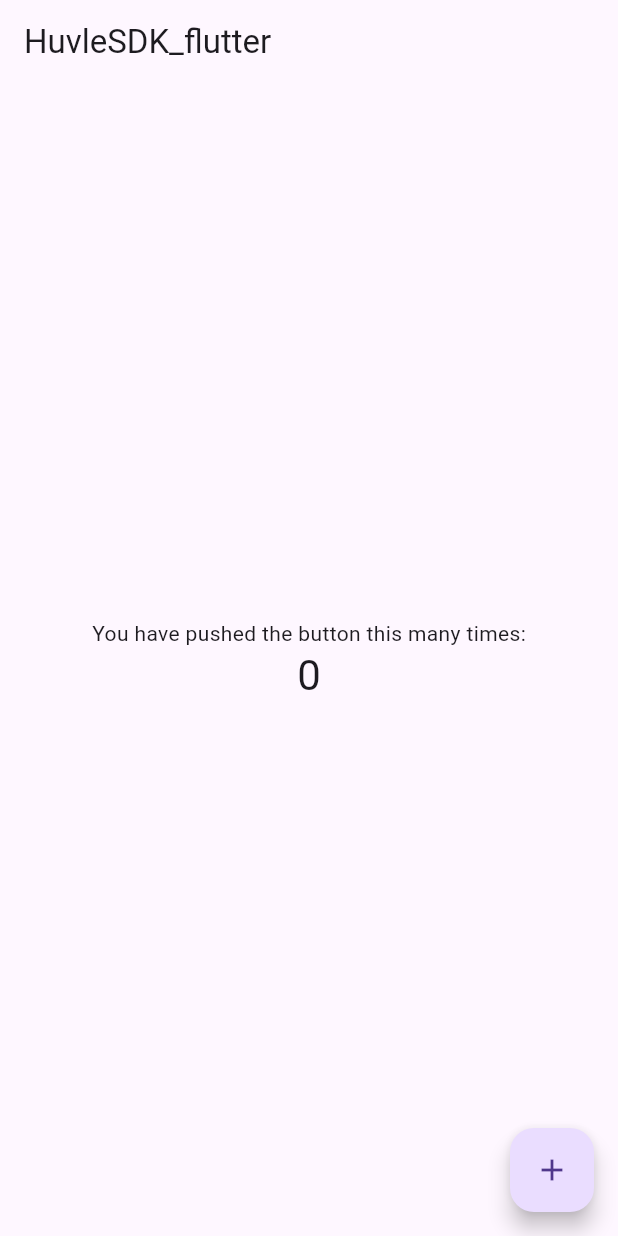
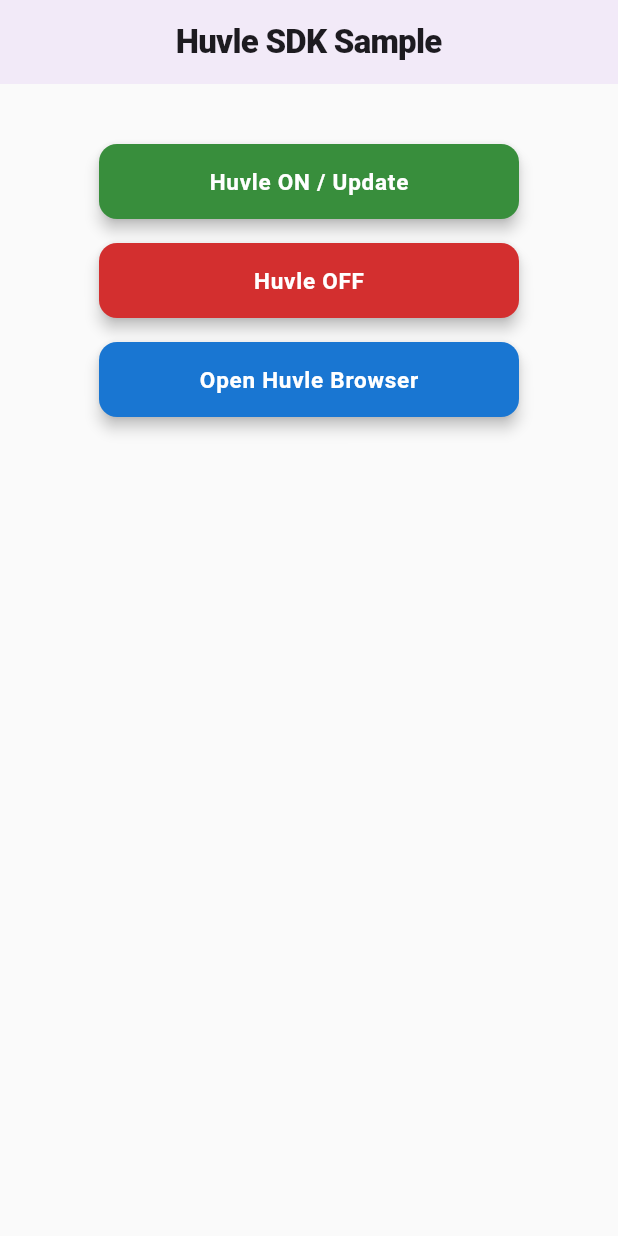
Before and after one commit to Huvle-Ad/HuvleView_SDK_KR, a Flutter app: the screen it shows after launch, on a phone screen of 412 x 824 dp. Run offline on Flutter 3.47's test engine with Material 3 defaults, Android fonts, the phone set to English and light mode, and no system bars.

Commit message:
RN, flutter v6.3.0.1 update

```diff
--- a/huvleflutter/lib/main.dart
+++ b/huvleflutter/lib/main.dart
@@ -1,4 +1,5 @@
 import 'package:flutter/material.dart';
+import 'package:flutter/services.dart';
 
 void main() {
   runApp(const MyApp());
@@ -7,109 +8,95 @@ void main() {
 class MyApp extends StatelessWidget {
   const MyApp({Key? key}) : super(key: key);
 
-  // This widget is the root of your application.
   @override
   Widget build(BuildContext context) {
     return MaterialApp(
-      title: 'Flutter Demo',
-      theme: ThemeData(
-        // This is the theme of your application.
-        //
-        // Try running your application with "flutter run". You'll see the
-        // application has a blue toolbar. Then, without quitting the app, try
-        // changing the primarySwatch below to Colors.green and then invoke
-        // "hot reload" (press "r" in the console where you ran "flutter run",
-        // or simply save your changes to "hot reload" in a Flutter IDE).
-        // Notice that the counter didn't reset back to zero; the application
-        // is not restarted.
-        primarySwatch: Colors.blue,
-      ),
-      home: const MyHomePage(title: 'HuvleSDK_flutter'),
+      title: 'HuvleSDK Flutter',
+      theme: ThemeData(primarySwatch: Colors.blue),
+      home: const HuvleSamplePage(),
     );
   }
 }
 
-class MyHomePage extends StatefulWidget {
-  const MyHomePage({Key? key, required this.title}) : super(key: key);
+class HuvleSamplePage extends StatelessWidget {
+  const HuvleSamplePage({Key? key}) : super(key: key);
 
-  // This widget is the home page of your application. It is stateful, meaning
-  // that it has a State object (defined below) that contains fields that affect
-  // how it looks.
+  static const _channel = MethodChannel('com.huvle.sdk/huvle');
 
-  // This class is the configuration for the state. It holds the values (in this
-  // case the title) provided by the parent (in this case the App widget) and
-  // used by the build method of the State. Fields in a Widget subclass are
-  // always marked "final".
+  void _onHuvleOn() {
+    _channel.invokeMethod('notiUpdate');
+  }
 
-  final String title;
+  void _onHuvleOff() {
+    _channel.invokeMethod('notiCancel');
+  }
 
-  @override
-  State<MyHomePage> createState() => _MyHomePageState();
-}
-
-class _MyHomePageState extends State<MyHomePage> {
-  int _counter = 0;
-
-  void _incrementCounter() {
-    setState(() {
-      // This call to setState tells the Flutter framework that something has
-      // changed in this State, which causes it to rerun the build method below
-      // so that the display can reflect the updated values. If we changed
-      // _counter without calling setState(), then the build method would not be
-      // called again, and so nothing would appear to happen.
-      _counter++;
-    });
+  void _onOpenBrowser() {
+    _channel.invokeMethod('openBrowser');
   }
 
   @override
   Widget build(BuildContext context) {
-    // This method is rerun every time setState is called, for instance as done
-    // by the _incrementCounter method above.
-    //
-    // The Flutter framework has been optimized to make rerunning build methods
-    // fast, so that you can just rebuild anything that needs updating rather
-    // than having to individually change instances of widgets.
     return Scaffold(
+      backgroundColor: const Color(0xFFFAFAFA),
       appBar: AppBar(
-        // Here we take the value from the MyHomePage object that was created by
-        // the App.build method, and use it to set our appbar title.
-        title: Text(widget.title),
+        title: const Text(
+          'Huvle SDK Sample',
+          style: TextStyle(fontWeight: FontWeight.w800, letterSpacing: -0.5),
+        ),
+        centerTitle: true,
+        elevation: 3,
       ),
       body: Center(
-        // Center is a layout widget. It takes a single child and positions it
-        // in the middle of the parent.
-        child: Column(
-          // Column is also a layout widget. It takes a list of children and
-          // arranges them vertically. By default, it sizes itself to fit its
-          // children horizontally, and tries to be as tall as its parent.
-          //
-          // Invoke "debug painting" (press "p" in the console, choose the
-          // "Toggle Debug Paint" action from the Flutter Inspector in Android
-          // Studio, or the "Toggle Debug Paint" command in Visual Studio Code)
-          // to see the wireframe for each widget.
-          //
-          // Column has various properties to control how it sizes itself and
-          // how it positions its children. Here we use mainAxisAlignment to
-          // center the children vertically; the main axis here is the vertical
-          // axis because Columns are vertical (the cross axis would be
-          // horizontal).
-          mainAxisAlignment: MainAxisAlignment.center,
-          children: <Widget>[
-            const Text(
-              'You have pushed the button this many times:',
-            ),
-            Text(
-              '$_counter',
-              style: Theme.of(context).textTheme.headlineMedium,
-            ),
-          ],
+        child: Padding(
+          padding: const EdgeInsets.only(top: 40),
+          child: Column(
+            children: [
+              _buildButton(
+                label: 'Huvle ON / Update',
+                color: const Color(0xFF388E3C),
+                onPressed: _onHuvleOn,
+              ),
+              const SizedBox(height: 16),
+              _buildButton(
+                label: 'Huvle OFF',
+                color: const Color(0xFFD32F2F),
+                onPressed: _onHuvleOff,
+              ),
+              const SizedBox(height: 16),
+              _buildButton(
+                label: 'Open Huvle Browser',
+                color: const Color(0xFF1976D2),
+                onPressed: _onOpenBrowser,
+              ),
+            ],
+          ),
         ),
       ),
-      floatingActionButton: FloatingActionButton(
-        onPressed: _incrementCounter,
-        tooltip: 'Increment',
-        child: const Icon(Icons.add),
-      ), // This trailing comma makes auto-formatting nicer for build methods.
+    );
+  }
+
+  Widget _buildButton({
+    required String label,
+    required Color color,
+    required VoidCallback onPressed,
+  }) {
+    return SizedBox(
+      width: 280,
+      height: 50,
+      child: ElevatedButton(
+        onPressed: onPressed,
+        style: ElevatedButton.styleFrom(
+          backgroundColor: color,
+          foregroundColor: Colors.white,
+          shape: RoundedRectangleBorder(borderRadius: BorderRadius.circular(12)),
+          elevation: 4,
+        ),
+        child: Text(
+          label,
+          style: const TextStyle(fontSize: 15, fontWeight: FontWeight.w700, letterSpacing: 0.5),
+        ),
+      ),
     );
   }
 }
```
Also changed, not shown: 141 other files.
